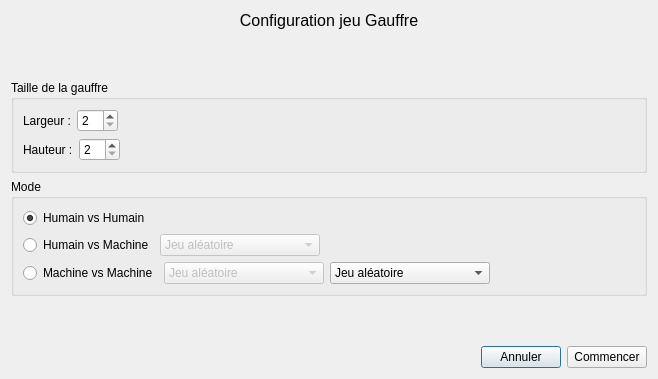
Before: the Qt Designer form preprojet/CV/Gauffre/ConfigGameWindow.ui in paboccard/Projet_Prog_Jeu, drawn with Qt 5.
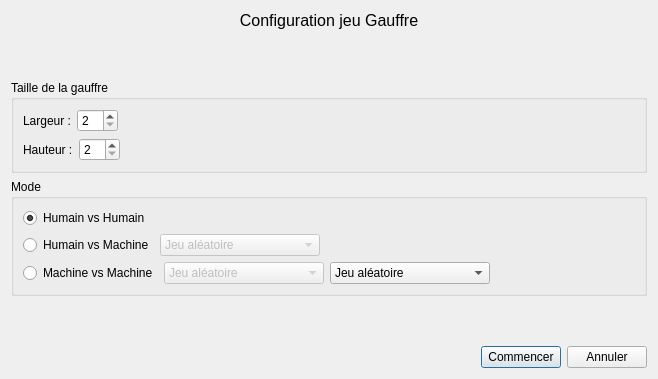
After: the same form once the commit is applied.

Diff of the .ui file:
```diff
--- a/preprojet/CV/Gauffre/ConfigGameWindow.ui
+++ b/preprojet/CV/Gauffre/ConfigGameWindow.ui
@@ -289,6 +289,13 @@
        </property>
       </spacer>
      </item>
+     <item>
+      <widget class="QPushButton" name="startButton">
+       <property name="text">
+        <string>Commencer</string>
+       </property>
+      </widget>
+     </item>
      <item>
       <widget class="QPushButton" name="cancelButton">
        <property name="whatsThis">
@@ -299,13 +306,6 @@
        </property>
       </widget>
      </item>
-     <item>
-      <widget class="QPushButton" name="startButton">
-       <property name="text">
-        <string>Commencer</string>
-       </property>
-      </widget>
-     </item>
     </layout>
    </item>
   </layout>
```
